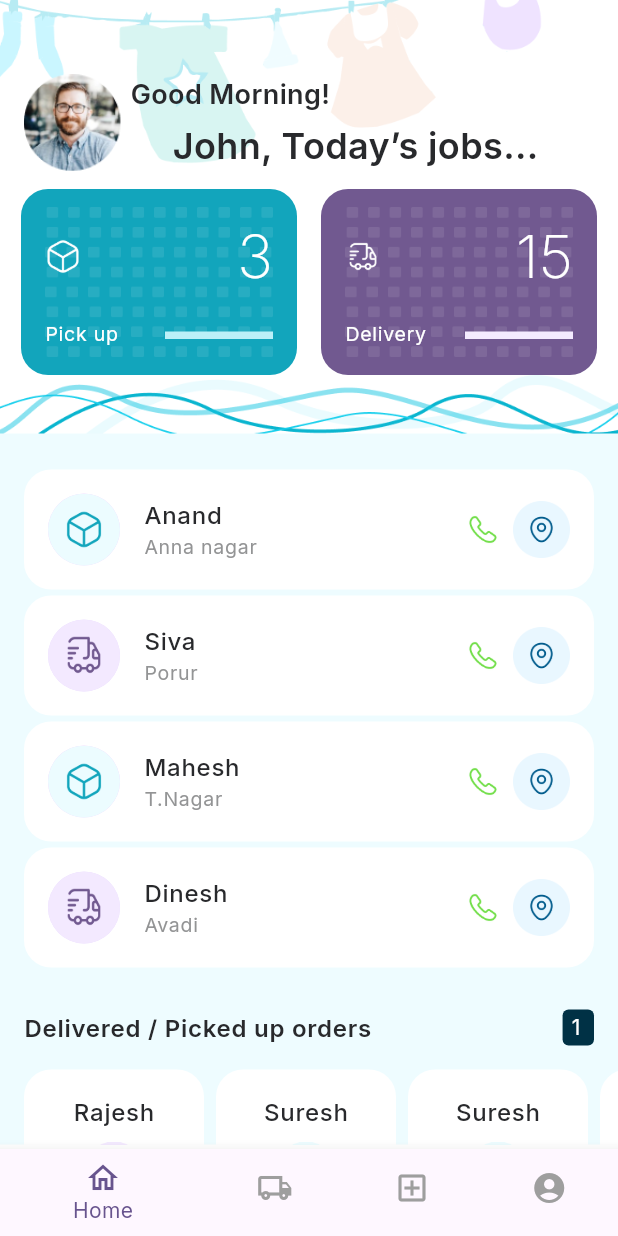
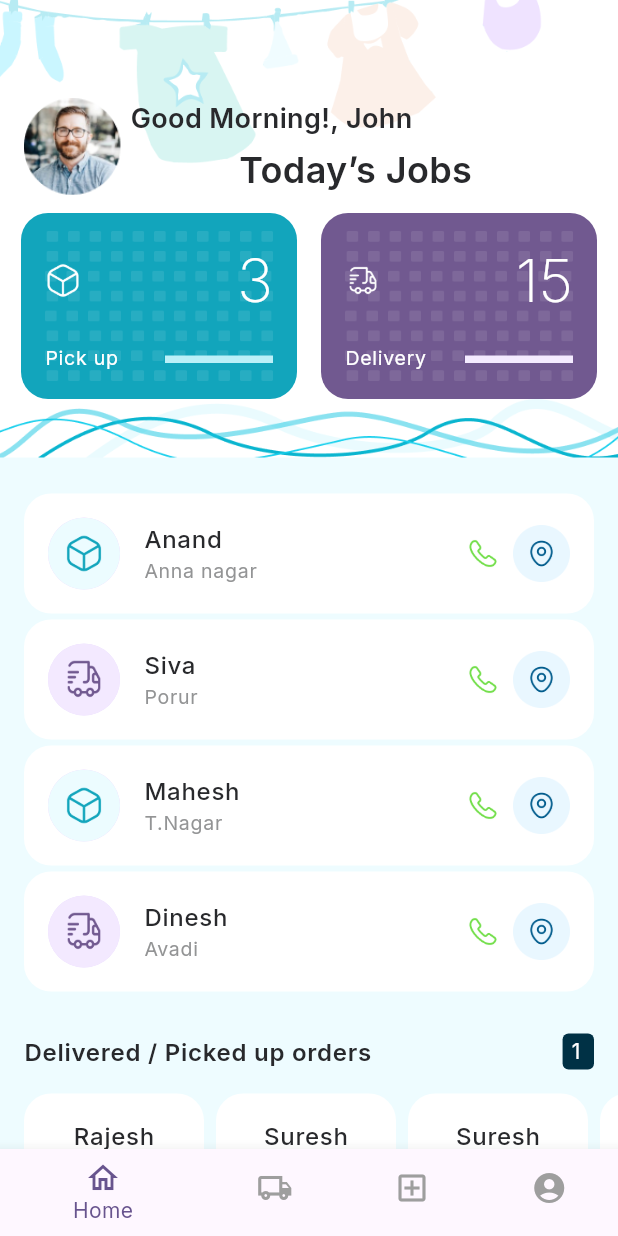
Before and after one commit to jaisongf/washApp, a Flutter app: the HomeScreen screen opened by its route, on a phone screen of 412 x 824 dp. Run offline on Flutter 3.47's test engine with Material 2 defaults, Android fonts, the phone set to English and light mode, and no system bars; our stand-ins replace bloc, flutter_bloc, google_fonts.

Commit message:
UI changes

```diff
--- a/lib/Routes/Login/Login.dart
+++ b/lib/Routes/Login/Login.dart
@@ -14,6 +14,7 @@ class LoginPage extends StatelessWidget {
       child: Column(
         mainAxisAlignment: MainAxisAlignment.start,
         children: [
+          const SizedBox(height: 64.0),
           CommonLabel(
               name: "Login to",
               fontSize: 20.0,
@@ -94,6 +95,7 @@ class LoginPage extends StatelessWidget {
               buttonHeight: 54,
               buttonRadiusTL: 8.0,
               buttonRadiusBL: 8.0,
+              buttonNameSize: 16.0,
               buttonBorder: Colors.transparent,
               buttonFunction: () {
                 Navigator.pushReplacement(
--- a/lib/screens/Dashboard/dashboard_screen.dart
+++ b/lib/screens/Dashboard/dashboard_screen.dart
@@ -258,7 +258,7 @@ class _DashboardScreenState extends State<DashboardScreen> {
         mainAxisAlignment: MainAxisAlignment.start,
         crossAxisAlignment: CrossAxisAlignment.start,
         children: [
-          const SizedBox(height: 48.0),
+          const SizedBox(height: 64.0),
           Container(
             padding: EdgeInsets.only(left: 16, right: 16),
             child: Row(children: [
@@ -272,7 +272,7 @@ class _DashboardScreenState extends State<DashboardScreen> {
                 mainAxisAlignment: MainAxisAlignment.start,
                 children: [
                   CommonLabel(
-                      name: "Good Morning!",
+                      name: "Good Morning!, John",
                       fontSize: 18.0,
                       fontWeight: FontWeight.w600,
                       bgColor: Colors.transparent,
@@ -285,7 +285,7 @@ class _DashboardScreenState extends State<DashboardScreen> {
                     children: [
                       Container(
                         child: CommonLabel(
-                            name: "John, Today’s jobs...",
+                            name: "Today’s Jobs",
                             fontSize: 24.0,
                             fontWeight: FontWeight.w600,
                             bgColor: Colors.transparent,
@@ -327,7 +327,7 @@ class _DashboardScreenState extends State<DashboardScreen> {
           Container(
               color: Constant.globalBg,
               padding: const EdgeInsets.only(top: 16),
-              height: MediaQuery.of(context).size.height - 350,
+              height: MediaQuery.of(context).size.height - 360,
               child: SingleChildScrollView(
                   child: Column(
                 children: [
--- a/lib/screens/Home/home.dart
+++ b/lib/screens/Home/home.dart
@@ -1,6 +1,7 @@
 import 'package:flutter/material.dart';
 
 import '../../config/constant.dart';
+import '../Customer_details/customer_deatils.dart';
 import '../Dashboard/dashboard_screen.dart';
 import '../Pick_up/pick_up.dart';
 import '../Profile/profile.dart';
@@ -76,8 +77,9 @@ class _HomeScreenState extends State<HomeScreen> {
             ),
           ),
           if (_currentIndex == 0) DashboardScreen(),
-          if (_currentIndex == 1) PickUpScreen(),
-          if (_currentIndex == 2) WashService(),
+          if (_currentIndex == 1) CustomerDetailScreen(),
+          if (_currentIndex == 2) PickUpScreen(),
+          // if (_currentIndex == 2) WashService(),
           if (_currentIndex == 3) ProfileScreen(),
           // SingleChildScrollView(
           //     child: bottomNavScreen.elementAt(state.tabIndex)),
--- a/lib/screens/Profile/profile.dart
+++ b/lib/screens/Profile/profile.dart
@@ -50,8 +50,7 @@ class ProfileScreen extends StatelessWidget {
         crossAxisAlignment: CrossAxisAlignment.start,
         mainAxisAlignment: MainAxisAlignment.start,
         children: [
-          const SizedBox(height: 48.0),
-          Container(child: Text("data")),
+          const SizedBox(height: 64.0),
           const SizedBox(height: 8),
           Container(
               color: Constant.globalBg,
```
Also changed, not shown: lib/screens/Pick_up/pick_up.dart (+7 -5 lines), lib/screens/Wash_services/wash_service.dart (+26 -1 lines).
